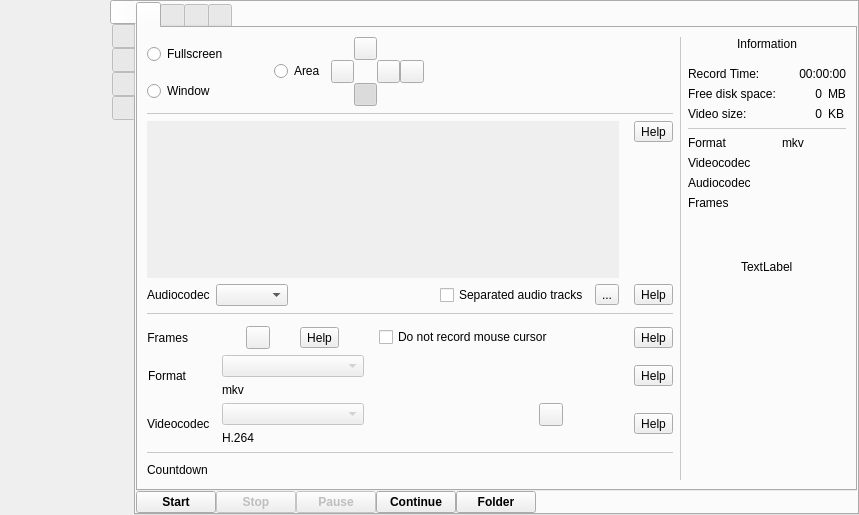
Old version of the form src/wayland/formMainWindow_wl.ui in the repository vkohaupt/vokoscreenNG.
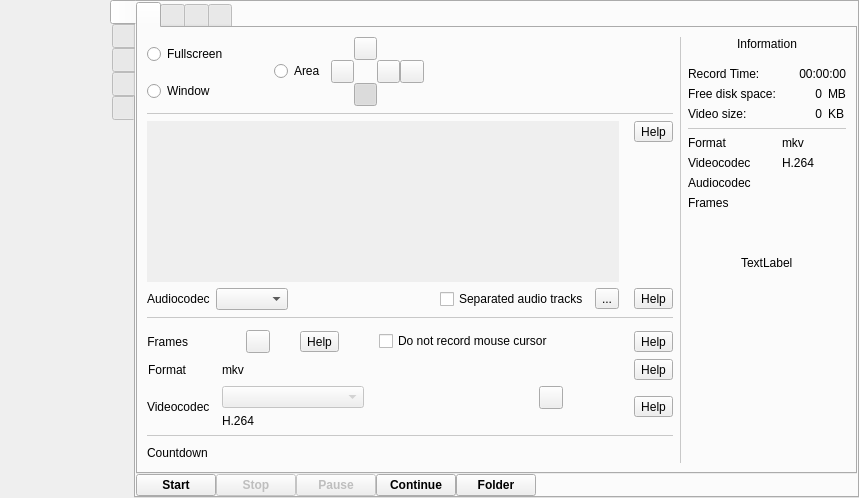
New version of the form. Icons and pictures are not drawn.

Patch:
```diff
--- a/src/wayland/formMainWindow_wl.ui
+++ b/src/wayland/formMainWindow_wl.ui
@@ -7,7 +7,7 @@
     <x>0</x>
     <y>0</y>
     <width>859</width>
-    <height>515</height>
+    <height>498</height>
    </rect>
   </property>
   <property name="windowTitle">
@@ -615,7 +615,7 @@
                           <x>0</x>
                           <y>0</y>
                           <width>440</width>
-                          <height>70</height>
+                          <height>81</height>
                          </rect>
                         </property>
                         <property name="accessibleName">
@@ -1017,16 +1017,6 @@
                        <property name="leftMargin">
                         <number>6</number>
                        </property>
-                       <item>
-                        <widget class="QComboBox" name="comboBoxFormat">
-                         <property name="enabled">
-                          <bool>false</bool>
-                         </property>
-                         <property name="sizeAdjustPolicy">
-                          <enum>QComboBox::AdjustToContents</enum>
-                         </property>
-                        </widget>
-                       </item>
                        <item>
                         <widget class="QLabel" name="label_17">
                          <property name="text">
@@ -1282,7 +1272,7 @@
                   <item row="6" column="2" colspan="2">
                    <widget class="QLabel" name="labelInfoVideocodec">
                     <property name="text">
-                     <string notr="true"/>
+                     <string notr="true">H.264</string>
                     </property>
                    </widget>
                   </item>
```
Left out of the diff: 2 changed lines with no effect on the pictures.
